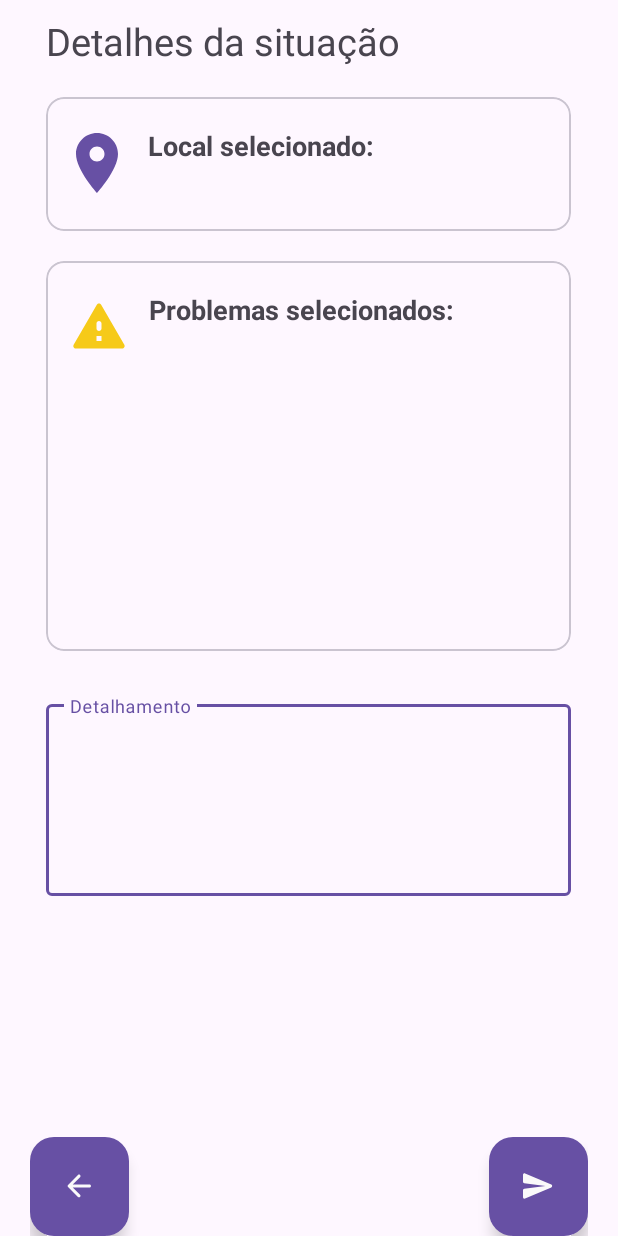
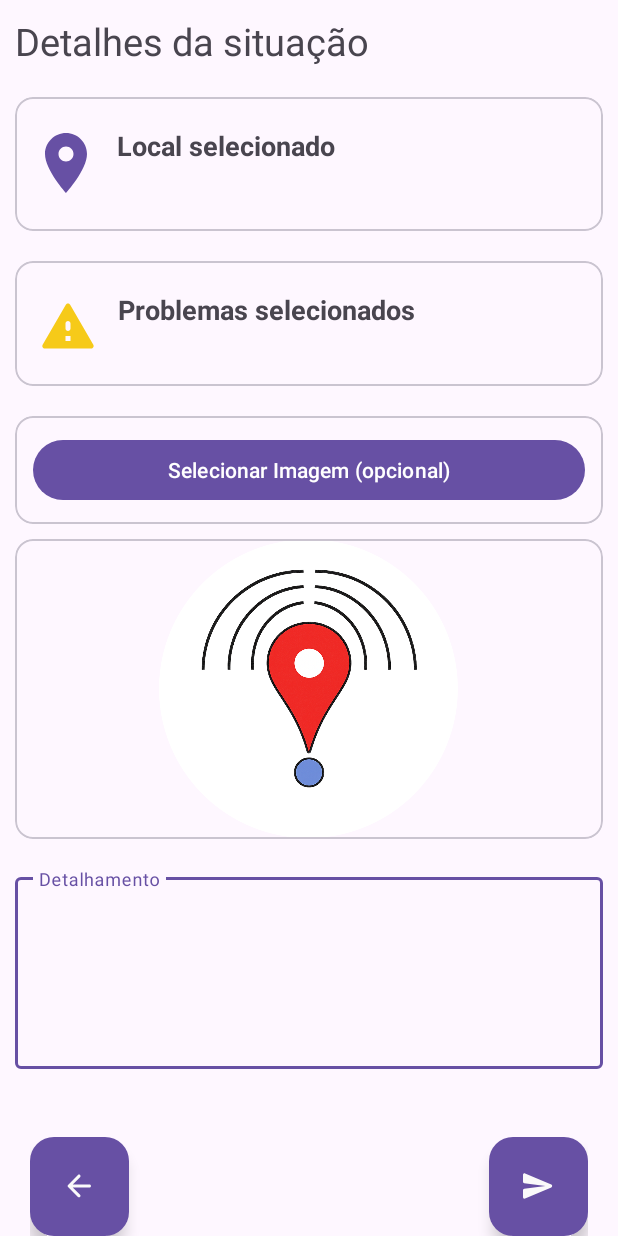
Before and after one commit to olucasfracaro/Infralerta, an Android app: the Tela_Detalhes screen opened directly, with no data from a screen before it, on a phone screen of 412 x 824 dp. Run offline under Robolectric (Android 15) with nearby library versions, the phone set to English and light mode, and no system bars.

Commit message:
adição de imagem (opcional) nas denúncias (código chato), adição da dependência `ExifInterface` e refatoração de algumas interfaces

```diff
--- a/app/build.gradle.kts
+++ b/app/build.gradle.kts
@@ -39,6 +39,7 @@ dependencies {
     implementation(libs.constraintlayout)
     implementation("org.osmdroid:osmdroid-android:6.1.20")
     implementation("com.github.MKergall:osmbonuspack:6.9.0")
+    implementation(libs.exifinterface)
     testImplementation(libs.junit)
     androidTestImplementation(libs.ext.junit)
     androidTestImplementation(libs.espresso.core)
--- a/app/src/main/java/com/example/infralerta/BancoControllerUsuarios.java
+++ b/app/src/main/java/com/example/infralerta/BancoControllerUsuarios.java
@@ -68,7 +68,7 @@ public class BancoControllerUsuarios {
 
         try (SQLiteDatabase db = bancoHelper.getWritableDatabase()) {
             ContentValues valores = new ContentValues();
-            // Adiciona ao update apenas os valores que não são nulos.
+            //adiciona ao update apenas os valores que não são nulos.
             if (nome != null) valores.put(COLUNA_NOME, nome);
             if (email != null) valores.put(COLUNA_EMAIL, email);
             if (senhaHash != null) valores.put(COLUNA_SENHA, senhaHash);
--- a/app/src/main/java/com/example/infralerta/CriaBanco.java
+++ b/app/src/main/java/com/example/infralerta/CriaBanco.java
@@ -12,8 +12,9 @@ public class CriaBanco extends SQLiteOpenHelper {
     * VERSAO 3: Atualização das Denúncias
     * VERSAO 4: Hashing das senhas
     * VERSAO 5: Registro de data
+    * VERSAO 6: Caminho de imagem
     */
-    private static final int VERSAO = 5;
+    private static final int VERSAO = 6;
     public CriaBanco(Context context) {
         super(context, NOME_BANCO, null, VERSAO);
     }
@@ -36,6 +37,7 @@ public class CriaBanco extends SQLiteOpenHelper {
                 + "coordenadas text,"
                 + "problemas text,"
                 + "descricao text,"
+                + "caminho_imagem text,"
                 + "FOREIGN KEY(user_id) REFERENCES usuarios(user_id))";
         db.execSQL(sql);
 
--- a/app/src/main/java/com/example/infralerta/Tela_Login.java
+++ b/app/src/main/java/com/example/infralerta/Tela_Login.java
@@ -49,7 +49,7 @@ public class Tela_Login extends AppCompatActivity {
     }
 
     private void verificarDados() {
-        String email = txtEmailLogin.getText().toString().trim(); // .trim() remove espaços extras
+        String email = txtEmailLogin.getText().toString().trim(); //remove espaços extras
         String senhaInserida = txtSenhaLogin.getText().toString();
 
         if (email.isEmpty() || senhaInserida.isEmpty()) {
--- a/app/src/main/java/com/example/infralerta/Tela_Usuario.java
+++ b/app/src/main/java/com/example/infralerta/Tela_Usuario.java
@@ -83,15 +83,14 @@ public class Tela_Usuario extends AppCompatActivity {
             salvarAlteracoes(bd, userId);
         });
 
-        // Carrega os dados do usuário e atualiza a UI
+        //carrega os dados do usuário e atualiza a UI
         if (userId != -1) {
             carregarDados(bd, userId);
         } else {
             Toast.makeText(this, "Erro: Usuário não autenticado.", Toast.LENGTH_LONG).show();
-            logout(); // Se não há ID, desloga por segurança
+            logout(); //se não há ID, desloga por segurança
         }
 
-        // Garante que a tela inicie no modo de leitura
         trocarModoExibicao();
     }
 
@@ -102,7 +101,6 @@ public class Tela_Usuario extends AppCompatActivity {
                 this.email = dados.getString(dados.getColumnIndexOrThrow("email"));
                 this.cpf = dados.getString(dados.getColumnIndexOrThrow("cpf"));
 
-                // Atualiza os TextViews do modo leitura
                 txtUSUNome.setText(this.nome);
                 txtUSUEmail.setText(this.email);
                 txtUSUCPF.setText(this.cpf);
--- a/app/src/main/res/layout/activity_tela_detalhes.xml
+++ b/app/src/main/res/layout/activity_tela_detalhes.xml
@@ -17,7 +17,7 @@
         android:layout_alignParentTop="true">
 
         <TextView
-            android:layout_width="350dp"
+            android:layout_width="match_parent"
             android:layout_height="wrap_content"
             android:layout_marginHorizontal="10dp"
             android:layout_marginTop="10dp"
@@ -27,7 +27,7 @@
         </TextView>
 
         <com.google.android.material.card.MaterialCardView
-            android:layout_width="350dp"
+            android:layout_width="match_parent"
             android:layout_height="wrap_content"
             android:layout_marginTop="20dp"
             android:layout_marginHorizontal="10dp"
@@ -52,14 +52,14 @@
                     <TextView
                         android:layout_width="match_parent"
                         android:layout_height="wrap_content"
-                        android:layout_marginLeft="10dp"
+                        android:layout_marginStart="10dp"
                         android:textSize="18sp"
                         android:textStyle="bold"
-                        android:text="Local selecionado: " />
+                        android:text="Local selecionado" />
                     <TextView
                         android:layout_width="match_parent"
                         android:layout_height="wrap_content"
-                        android:layout_marginLeft="10dp"
+                        android:layout_marginStart="10dp"
                         android:textSize="18sp"
                         android:text=""
                         android:id="@+id/txtlocalselecionado" />
@@ -68,8 +68,8 @@
         </com.google.android.material.card.MaterialCardView>
 
         <com.google.android.material.card.MaterialCardView
-            android:layout_width="350dp"
-            android:layout_height="260dp"
+            android:layout_width="match_parent"
+            android:layout_height="wrap_content"
             android:layout_marginTop="10dp"
             android:layout_marginHorizontal="10dp"
             android:layout_marginBottom="10dp"
@@ -95,17 +95,50 @@
                     <TextView
                         android:layout_width="wrap_content"
                         android:layout_height="wrap_content"
-                        android:text="Problemas selecionados:"
+                        android:text="Problemas selecionados"
                         android:textStyle="bold"
-                        android:textSize="18dp" />
+                        android:textSize="18sp" />
                 </LinearLayout>
             </LinearLayout>
         </com.google.android.material.card.MaterialCardView>
 
+        <com.google.android.material.card.MaterialCardView
+            android:id="@+id/mcvBtSel"
+            android:layout_width="match_parent"
+            android:layout_height="wrap_content"
+            android:layout_gravity="center"
+            android:layout_marginHorizontal="10dp"
+            android:layout_marginTop="10dp"
+            android:layout_marginBottom="10dp">
+            <Button
+                android:id="@+id/btImagem"
+                android:layout_width="match_parent"
+                android:layout_height="wrap_content"
+                android:layout_margin="12dp"
+                android:text="Selecionar Imagem (opcional)" />
+
+        </com.google.android.material.card.MaterialCardView>
+
+        <com.google.android.material.card.MaterialCardView
+            android:id="@+id/mcvImagem"
+            android:layout_width="match_parent"
+            android:layout_height="wrap_content"
+            android:layout_marginHorizontal="10dp">
+
+            <ImageView
+                android:id="@+id/imgDenuncia"
+                android:layout_width="wrap_content"
+                android:layout_height="200dp"
+                android:layout_gravity="center"
+                android:contentDescription="@string/txtImgDenuncia"
+                android:src="@drawable/logo"/>
+
+        </com.google.android.material.card.MaterialCardView>
+
         <com.google.android.material.textfield.TextInputLayout
-            android:layout_width="350dp"
+            android:layout_width="match_parent"
             android:layout_height="wrap_content"
-            android:layout_marginHorizontal="20dp"
+            android:layout_marginHorizontal="10dp"
             android:layout_marginTop="20dp"
             android:hint="Detalhamento">
             <EditText
--- a/app/src/main/res/layout/activity_tela_problemas.xml
+++ b/app/src/main/res/layout/activity_tela_problemas.xml
@@ -18,7 +18,7 @@
             android:orientation="vertical">
 
             <TextView
-                android:layout_width="350dp"
+                android:layout_width="match_parent"
                 android:layout_height="wrap_content"
                 android:layout_marginHorizontal="10dp"
                 android:layout_marginTop="10dp"
@@ -29,7 +29,7 @@
             </TextView>
 
             <com.google.android.material.card.MaterialCardView
-                android:layout_width="350dp"
+                android:layout_width="match_parent"
                 android:layout_height="wrap_content"
                 android:layout_marginTop="20dp"
                 android:layout_marginHorizontal="10dp"
@@ -69,7 +69,7 @@
             </com.google.android.material.card.MaterialCardView>
 
             <com.google.android.material.card.MaterialCardView
-                android:layout_width="350dp"
+                android:layout_width="match_parent"
                 android:layout_height="wrap_content"
                 android:layout_margin="10dp"
                 android:layout_gravity="center">
--- a/app/src/main/res/layout/activity_tela_usuario.xml
+++ b/app/src/main/res/layout/activity_tela_usuario.xml
@@ -7,7 +7,7 @@
     android:orientation="vertical">
 
     <TextView
-        android:layout_width="350dp"
+        android:layout_width="wrap_content"
         android:layout_height="wrap_content"
         android:layout_gravity="center_horizontal|top"
         android:layout_marginTop="15dp"
--- a/app/src/main/res/values/strings.xml
+++ b/app/src/main/res/values/strings.xml
@@ -9,4 +9,5 @@
     <string name="probSemaforo">Problema de semáforo</string>
     <string name="probSinalizacaoRua">Falta de sinalização na rua</string>
     <string name="probOutro">Outro (detalhamento a seguir)</string>
+    <string name="txtImgDenuncia">Imagem da denúncia</string>
 </resources>
--- a/gradle/libs.versions.toml
+++ b/gradle/libs.versions.toml
@@ -7,6 +7,7 @@ appcompat = "1.7.1"
 material = "1.13.0"
 activity = "1.8.0"
 constraintlayout = "2.2.1"
+exifinterface = "1.4.1"
 
 [libraries]
 junit = { group = "junit", name = "junit", version.ref = "junit" }
@@ -16,6 +17,7 @@ appcompat = { group = "androidx.appcompat", name = "appcompat", version.ref = "a
 material = { group = "com.google.android.material", name = "material", version.ref = "material" }
 activity = { group = "androidx.activity", name = "activity", version.ref = "activity" }
 constraintlayout = { group = "androidx.constraintlayout", name = "constraintlayout", version.ref = "constraintlayout" }
+exifinterface = { group = "androidx.exifinterface", name = "exifinterface", version.ref = "exifinterface" }
 
 [plugins]
 androidApplication = { id = "com.android.application", version.ref = "agp" }
```
Also changed, not shown: app/src/main/java/com/example/infralerta/BancoControllerDenuncias.java (+39 -20 lines), app/src/main/java/com/example/infralerta/Denuncia.java (+9 -3 lines), app/src/main/java/com/example/infralerta/Tela_Detalhes.java (+155 -10 lines), app/src/main/java/com/example/infralerta/Tela_Especifica.java (+27 -0 lines), app/src/main/res/layout/activity_tela_denuncias.xml (+3 -5 lines), app/src/main/res/layout/activity_tela_especifica.xml (+20 -2 lines).
